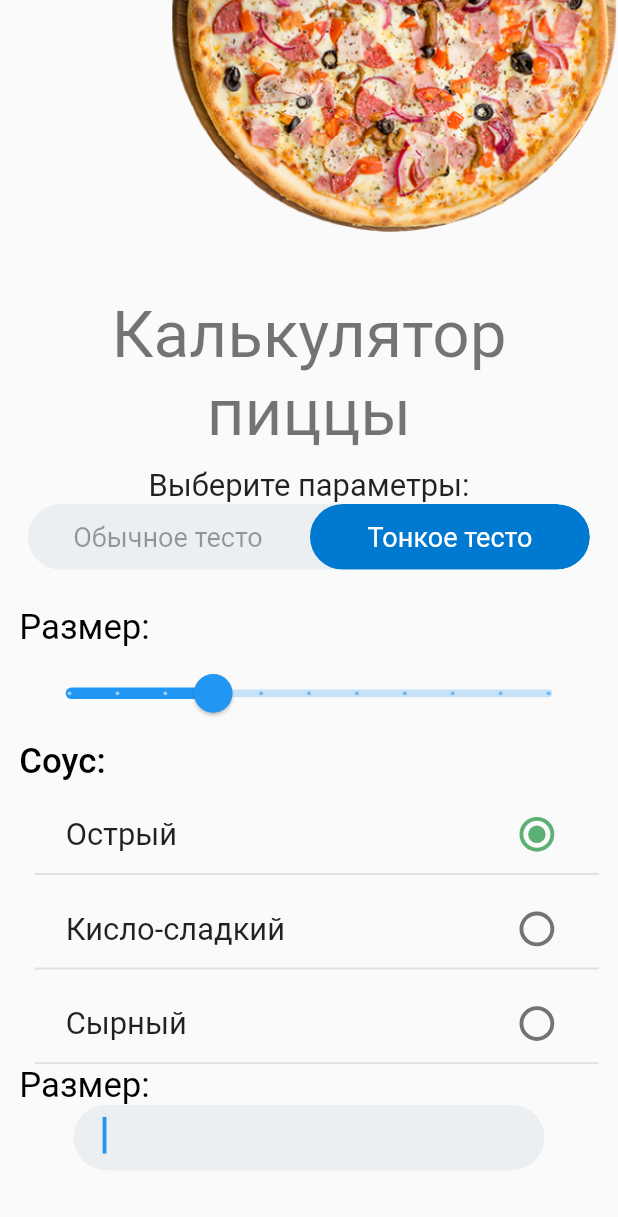
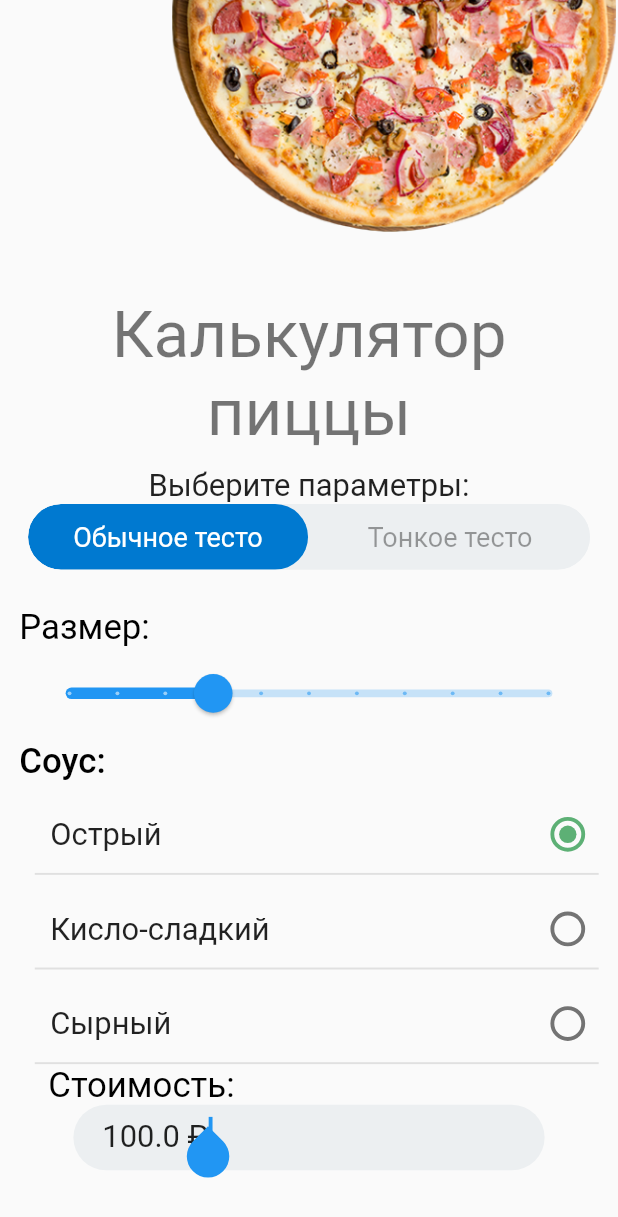
Before and after one commit to Alexqwesa/test_task_pizza_shop_project, a Flutter app: the MainScreen screen opened by its route, on a phone screen of 412 x 824 dp. Shown: the top 1217 px of the screen. Run offline on Flutter 3.47's test engine with Material 2 defaults, Android fonts, the phone set to English and light mode, and no system bars; drawn by our look-alikes of toggle_switch; our stand-ins replace google_fonts.

Commit message:
main screen: add ScrollView, use list.builder for radio... + minor

```diff
--- a/lib/main_screen.dart
+++ b/lib/main_screen.dart
@@ -2,7 +2,9 @@ import 'package:flutter/material.dart';
 import 'package:flutter/services.dart';
 import 'package:toggle_switch/toggle_switch.dart';
 
-enum Sause { hot, sourSweet, cheese }
+enum Sauce { hot, sourSweet, cheese }
+
+const List<String> SauceText = ['Острый', 'Кисло-сладкий', 'Сырный'];
 
 class MainScreen extends StatefulWidget {
   const MainScreen({Key? key}) : super(key: key);
@@ -12,16 +14,16 @@ class MainScreen extends StatefulWidget {
 }
 
 class _MainScreenState extends State<MainScreen> {
-  bool status = true;
-
-  Sause sause = Sause.hot;
+  int doughThickness = 0;
+  Sauce sauce = Sauce.hot;
   double pizzaSize = 1.3;
+  double price = 100.0;
 
   @override
   Widget build(BuildContext context) {
+    const buttonColor = Color(0xff0079D0);
+    List<Sauce> d = Sauce.values;
     // final buttonColor = Theme.of(context).elevatedButtonTheme.style!.backgroundColor;
-    final buttonColor = Color(0xff0079D0);
-
     // final MaterialColor buttonColor = MaterialStateProperty.all(
     //         Theme.of(context).elevatedButtonTheme.style!.backgroundColor)
     //     .resolve((state) {
@@ -30,7 +32,13 @@ class _MainScreenState extends State<MainScreen> {
 
     return Scaffold(
       resizeToAvoidBottomInset: false,
-      body: SizedBox.expand(
+      body: SingleChildScrollView(
+        child: ConstrainedBox(
+          constraints: BoxConstraints(
+            maxWidth: MediaQuery.of(context).size.width,
+            minWidth: MediaQuery.of(context).size.width,
+            maxHeight: 1000,
+          ),
           child: FittedBox(
             fit: BoxFit.fitWidth,
             alignment: Alignment.topCenter,
@@ -83,11 +91,14 @@ class _MainScreenState extends State<MainScreen> {
                             activeFgColor: Colors.white,
                             inactiveBgColor: const Color(0xffECEFF1),
                             inactiveFgColor: Colors.black38,
-                          initialLabelIndex: 1,
+                            initialLabelIndex: doughThickness,
                             totalSwitches: 2,
                             labels: const ['Обычное тесто', 'Тонкое тесто'],
                             radiusStyle: true,
                             onToggle: (index) {
+                              setState(() {
+                                doughThickness = index;
+                              });
                               //print('switched to: $index');
                             },
                           ),
@@ -135,58 +146,27 @@ class _MainScreenState extends State<MainScreen> {
                             padding: const EdgeInsets.fromLTRB(8, 0, 0, 0),
                             child: Column(
                               children: <Widget>[
+                                for (int i = 0; i < 3; i++)
+                                  Column(
+                                    children: [
                                       SizedBox(
                                         height: 48,
-                                child: RadioListTile<Sause>(
-                                  title: const Text('Острый'),
+                                        child: RadioListTile<Sauce>(
+                                          // tileColor: const Color(0xFF5DB075),
+                                          title: Text(SauceText[i]),
                                           controlAffinity:
                                               ListTileControlAffinity.trailing,
-                                  value: Sause.hot,
-                                  groupValue: sause,
+                                          value: Sauce.values[i],
+                                          groupValue: sauce,
+                                          contentPadding: const EdgeInsets.only(
+                                            left: 8,
+                                            right: 0,
+                                          ),
+                                          selectedTileColor:
+                                              const Color(0xFF5DB075),
                                           onChanged: (value) {
                                             setState(() {
-                                      sause = value!;
-                                    });
-                                  },
-                                ),
-                              ),
-                              Divider(
-                                thickness: 1,
-                                height: 1,
-                                color: Colors.grey.shade300,
-                              ),
-                              SizedBox(
-                                height: 48,
-                                // width: 330,
-                                child: RadioListTile<Sause>(
-                                  title: const Text('Кисло-сладкий'),
-                                  controlAffinity:
-                                      ListTileControlAffinity.trailing,
-                                  value: Sause.sourSweet,
-                                  groupValue: sause,
-                                  onChanged: (value) {
-                                    setState(() {
-                                      sause = value!;
-                                    });
-                                  },
-                                ),
-                              ),
-                              Divider(
-                                thickness: 1,
-                                height: 1,
-                                color: Colors.grey.shade300,
-                              ),
-                              SizedBox(
-                                height: 48,
-                                child: RadioListTile<Sause>(
-                                  title: const Text('Сырный'),
-                                  controlAffinity:
-                                      ListTileControlAffinity.trailing,
-                                  value: Sause.cheese,
-                                  groupValue: sause,
-                                  onChanged: (value) {
-                                    setState(() {
-                                      sause = value!;
+                                              sauce = value!;
                                             });
                                           },
                                         ),
@@ -198,12 +178,14 @@ class _MainScreenState extends State<MainScreen> {
                                       ),
                                     ],
                                   ),
+                              ],
+                            ),
                           ),
                           Container(
                             alignment: Alignment.topLeft,
-                          // padding: const EdgeInsets.only(left: 42),
+                            padding: const EdgeInsets.only(left: 15),
                             child: const Text(
-                            'Размер:',
+                              'Стоимость:',
                               textAlign: TextAlign.left,
                               style: TextStyle(
                                 fontSize: 18,
@@ -219,8 +201,9 @@ class _MainScreenState extends State<MainScreen> {
                               child: DecoratedBox(
                                 decoration: const BoxDecoration(
                                   color: Color(0xffeceff1),
-                                borderRadius:
-                                    BorderRadius.all(Radius.elliptical(36, 36)),
+                                  borderRadius: BorderRadius.all(
+                                    Radius.elliptical(36, 36),
+                                  ),
                                 ),
                                 child: Padding(
                                   padding:
@@ -228,7 +211,7 @@ class _MainScreenState extends State<MainScreen> {
                                   child: TextFormField(
                                     autofocus: true,
                                     controller: TextEditingController()
-                                    ..text = '',
+                                      ..text = '$price ₽',
                                     keyboardType: TextInputType.number,
                                     inputFormatters: <TextInputFormatter>[
                                       FilteringTextInputFormatter.digitsOnly,
@@ -251,8 +234,9 @@ class _MainScreenState extends State<MainScreen> {
                               child: DecoratedBox(
                                 decoration: const BoxDecoration(
                                   color: Color(0xffeceff1),
-                                borderRadius:
-                                    BorderRadius.all(Radius.elliptical(36, 36)),
+                                  borderRadius: BorderRadius.all(
+                                    Radius.elliptical(36, 36),
+                                  ),
                                 ),
                                 child: ElevatedButton(
                                   onPressed: () {},
@@ -277,6 +261,7 @@ class _MainScreenState extends State<MainScreen> {
             ),
           ),
         ),
+      ),
     );
   }
 }
```
Lines whose indentation alone changed are shown as unchanged.
